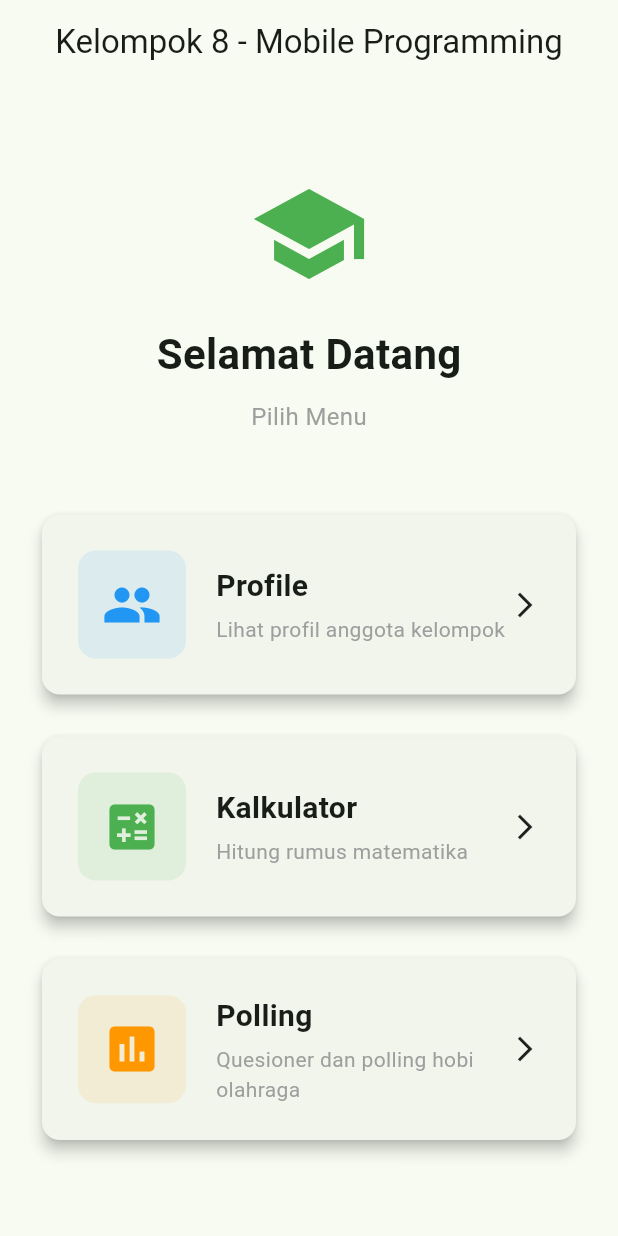
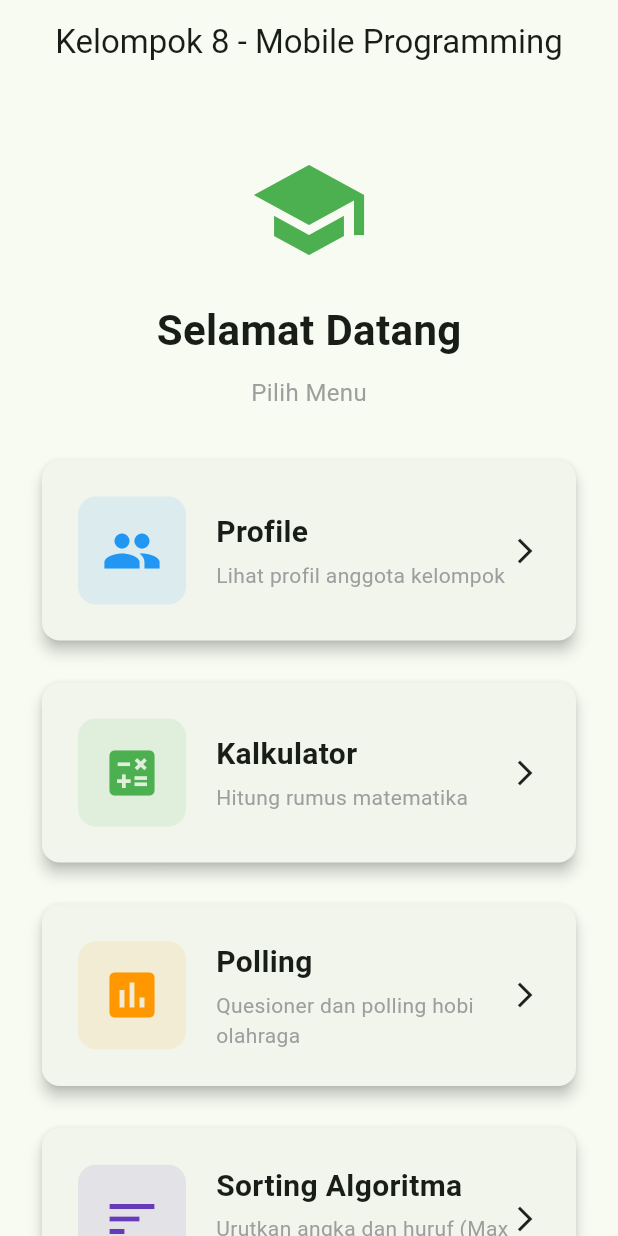
Before and after one commit to ration98/tugas_profil_flutter, a Flutter app: the screen it shows after launch, on a phone screen of 412 x 824 dp. Run offline on Flutter 3.47's test engine with Material 3 defaults, Android fonts, the light colour scheme and no system bars; our stand-ins replace shared_preferences, video_player.

Commit message:
feat: tambah menu Sorting Algoritma di Main Menu dan update konfigurasi

```diff
--- /dev/null
+++ b/devtools_options.yaml
@@ -0,0 +1,3 @@
+description: This file stores settings for Dart & Flutter DevTools.
+documentation: https://docs.flutter.dev/tools/devtools/extensions#configure-extension-enablement-states
+extensions:
--- a/lib/main.dart
+++ b/lib/main.dart
@@ -1,6 +1,7 @@
 import 'package:flutter/material.dart';
 import 'package:video_player/video_player.dart';
 import 'package:shared_preferences/shared_preferences.dart';
+import 'sorting_page.dart';
 
 void main() => runApp(const GroupProfileApp());
 
@@ -43,12 +44,14 @@ class MainMenuPage extends StatelessWidget {
         title: const Text("Kelompok 8 - Mobile Programming"),
         centerTitle: true,
       ),
-      body: Center(
+      body: SingleChildScrollView(
+        child: Center(
           child: Padding(
             padding: const EdgeInsets.all(24),
             child: Column(
               mainAxisAlignment: MainAxisAlignment.center,
               children: [
+                const SizedBox(height: 20), // Spasi atas tambahan
                 const Icon(
                   Icons.school,
                   size: 80,
@@ -70,7 +73,7 @@ class MainMenuPage extends StatelessWidget {
                     color: Colors.grey,
                   ),
                 ),
-              const SizedBox(height: 50),
+                const SizedBox(height: 30), // Mengurangi sedikit jarak agar lebih rapat
                 _buildMenuCard(
                   context,
                   title: "Profile",
@@ -112,7 +115,23 @@ class MainMenuPage extends StatelessWidget {
                     );
                   },
                 ),
+                const SizedBox(height: 20),
+                _buildMenuCard(
+                  context,
+                  title: "Sorting Algoritma",
+                  subtitle: "Urutkan angka dan huruf (Max 10)",
+                  icon: Icons.sort,
+                  color: Colors.deepPurple,
+                  onTap: () {
+                    Navigator.push(
+                      context,
+                      MaterialPageRoute(builder: (context) => const SortingPage()),
+                    );
+                  },
+                ),
+                const SizedBox(height: 20), // Spasi bawah tambahan
               ],
+            ),
           ),
         ),
       ),
```
Lines whose indentation alone changed are shown as unchanged.
